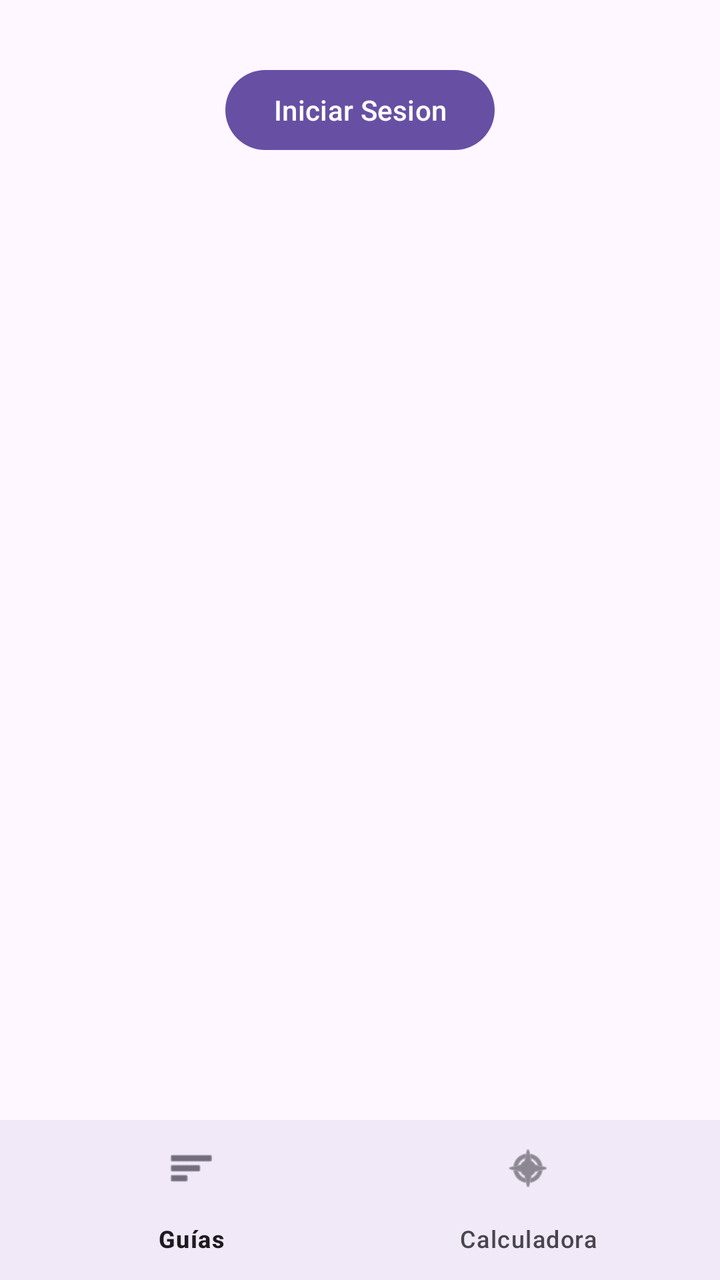
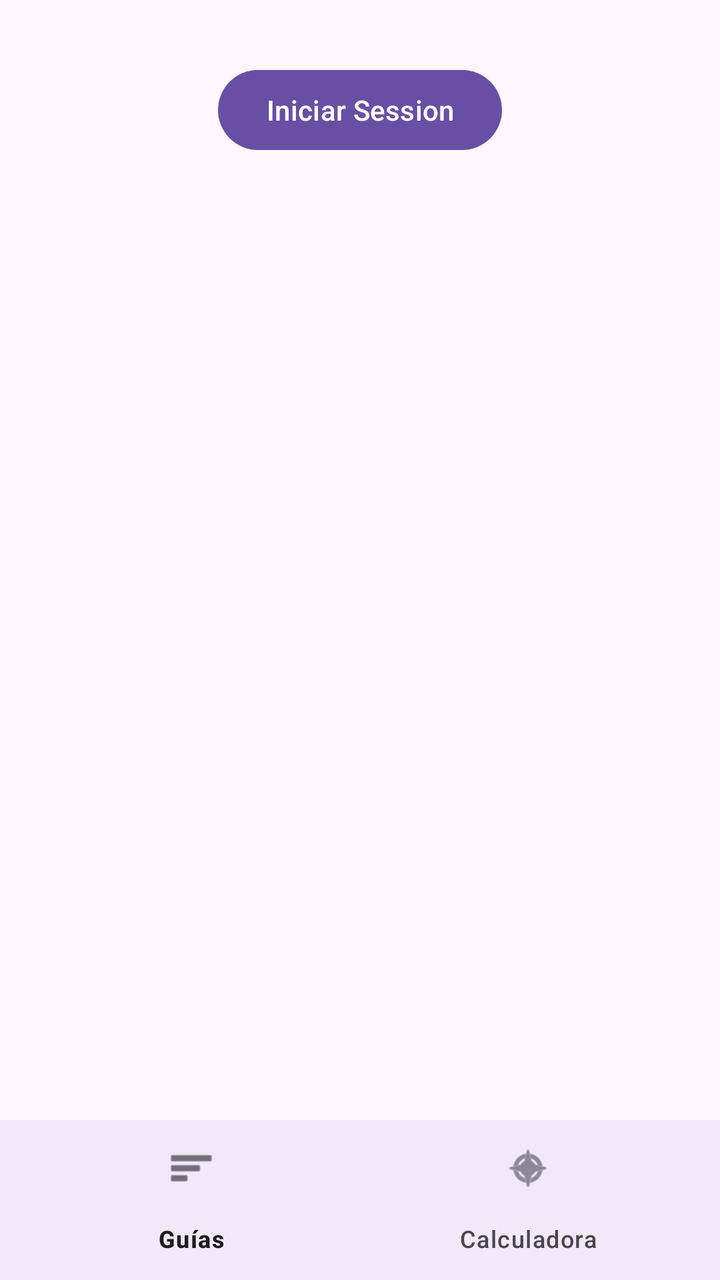

Screens rendered from an Android XML layout before and after an edit, with the pre-edit source and the edit as a unified diff.
<!-- AndroidManifest.xml: application theme Theme.MyApp -->
<!-- res/layout/activity_main.xml -->
<?xml version="1.0" encoding="utf-8"?>
<RelativeLayout xmlns:android="http://schemas.android.com/apk/res/android"
    xmlns:app="http://schemas.android.com/apk/res-auto"
    android:layout_width="match_parent"
    android:layout_height="match_parent">
    


    <LinearLayout
        android:layout_width="match_parent"
        android:layout_height="wrap_content"
        android:layout_marginTop="15dp"
        android:gravity="center"
        android:orientation="horizontal"
        android:padding="16dp">

        <Button
            android:id="@+id/boton_iniciar_sesion"
            android:layout_width="wrap_content"
            android:layout_height="wrap_content"
            android:text="@string/boton_login" />

        <Button
            android:id="@+id/boton_mapa"
            android:layout_width="wrap_content"
            android:layout_height="wrap_content"
            android:text="@string/boton_mapa"
            android:visibility="gone" />

    </LinearLayout>

    <FrameLayout
        android:id="@+id/fragment_container"
        android:layout_width="match_parent"
        android:layout_height="546dp"
        android:layout_above="@id/bottom_navigation"
        android:layout_marginBottom="2dp" />

    <com.google.android.material.bottomnavigation.BottomNavigationView
        android:id="@+id/bottom_navigation"
        android:layout_width="match_parent"
        android:layout_height="wrap_content"
        android:layout_alignParentBottom="true"
        android:background="?android:attr/windowBackground"
        app:menu="@menu/bottom_nav_menu" />
</RelativeLayout>
<!-- resources referenced by this layout -->
<resources>
  <string name="boton_login">Iniciar Sesion</string>
  <string name="boton_mapa">Ver mapa de contactos</string>
  <style name="Theme.MyApp" parent="Base.Theme.MyApp" />
  <style name="Base.Theme.MyApp" parent="Theme.Material3.DayNight.NoActionBar">
          
          
      </style>
</resources>

<!-- the commit's change to res/layout/activity_main.xml (unified diff, before → after) -->
@@ -26,6 +26,12 @@
             android:layout_height="wrap_content"
             android:text="@string/boton_mapa"
             android:visibility="gone" />
+        <Button
+            android:id="@+id/boton_cerrar_sesion"
+            android:layout_width="wrap_content"
+            android:layout_height="wrap_content"
+            android:text="@string/boton_unloggin"
+            android:visibility="gone" />
 
     </LinearLayout>
 
<!-- resource entries referenced after the edit -->
@@ -1,7 +1,8 @@
 <!-- resources referenced by this layout -->
 <resources>
-  <string name="boton_login">Iniciar Sesion</string>
+  <string name="boton_login">Iniciar Session</string>
   <string name="boton_mapa">Ver mapa de contactos</string>
+  <string name="boton_unloggin">Cerrar Session</string>
   <style name="Theme.MyApp" parent="Base.Theme.MyApp" />
   <style name="Base.Theme.MyApp" parent="Theme.Material3.DayNight.NoActionBar">
           
